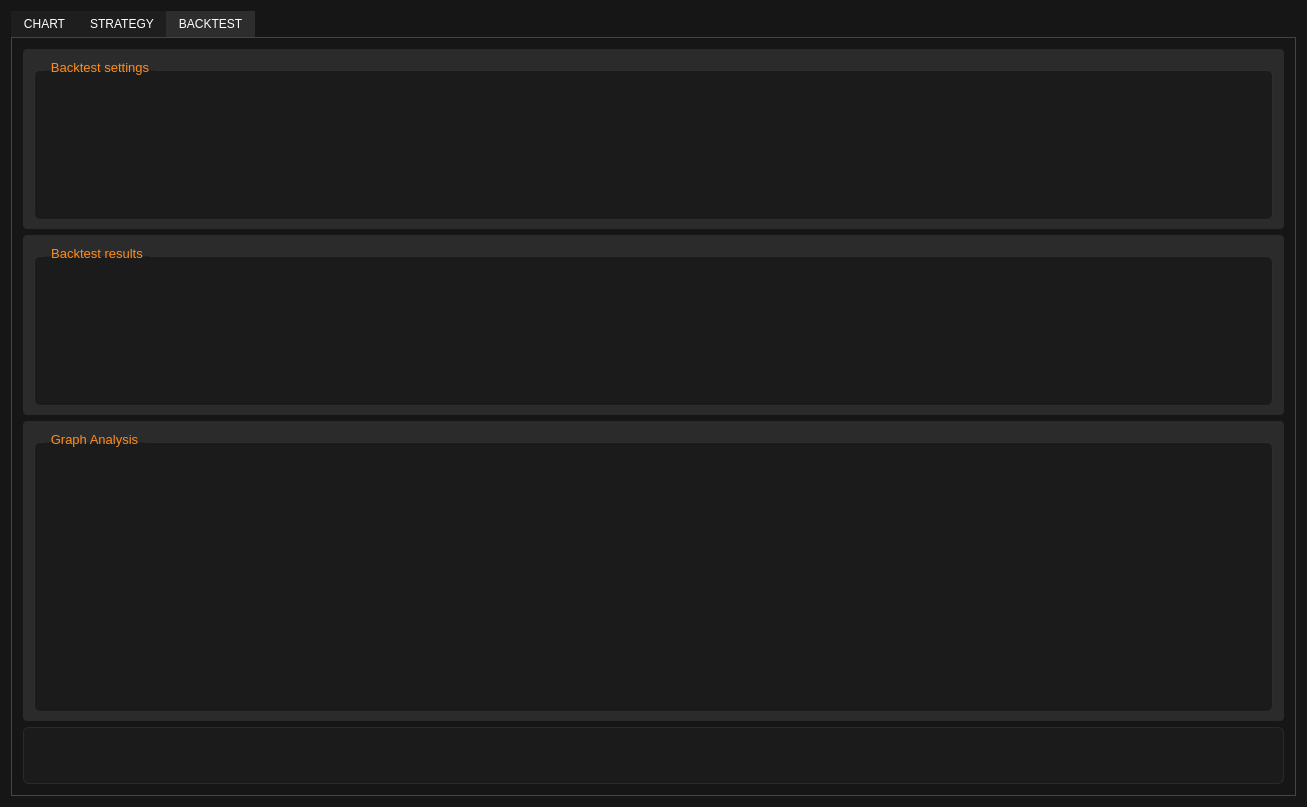
Above: src/ui/mainwindow.ui from BortonGo/TradeSoft before the change. Below: the same form after it.
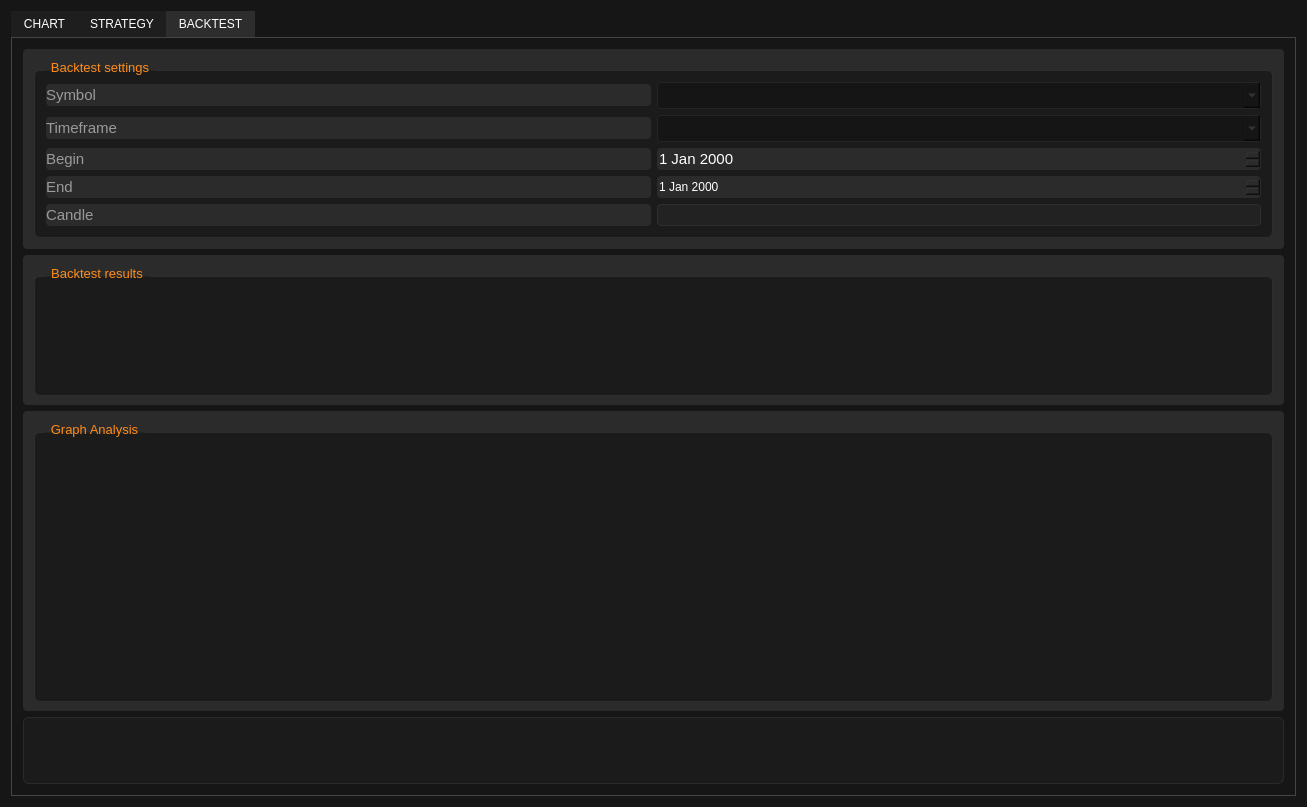
That is the form after the change. Custom widgets are drawn as their Qt base class.

Commit message: Change backtest tab ui

Diff of the .ui file:
```diff
--- a/src/ui/mainwindow.ui
+++ b/src/ui/mainwindow.ui
@@ -1363,7 +1363,7 @@
          <attribute name="title">
           <string>BACKTEST</string>
          </attribute>
-         <layout class="QVBoxLayout" name="verticalLayout_4" stretch="1,1,2,1">
+         <layout class="QVBoxLayout" name="verticalLayout_4" stretch="3,2,4,1">
           <item>
            <widget class="QFrame" name="BtSettingsFrame">
             <property name="sizePolicy">
@@ -1464,7 +1464,214 @@
                <property name="title">
                 <string>Backtest settings</string>
                </property>
-               <layout class="QGridLayout" name="gridLayout_6"/>
+               <layout class="QGridLayout" name="gridLayout_6">
+                <item row="2" column="0">
+                 <widget class="QLabel" name="label_15">
+                  <property name="minimumSize">
+                   <size>
+                    <width>0</width>
+                    <height>22</height>
+                   </size>
+                  </property>
+                  <property name="maximumSize">
+                   <size>
+                    <width>16777215</width>
+                    <height>22</height>
+                   </size>
+                  </property>
+                  <property name="font">
+                   <font>
+                    <pointsize>11</pointsize>
+                   </font>
+                  </property>
+                  <property name="text">
+                   <string>Begin</string>
+                  </property>
+                 </widget>
+                </item>
+                <item row="1" column="0">
+                 <widget class="QLabel" name="label_18">
+                  <property name="minimumSize">
+                   <size>
+                    <width>0</width>
+                    <height>22</height>
+                   </size>
+                  </property>
+                  <property name="maximumSize">
+                   <size>
+                    <width>16777215</width>
+                    <height>22</height>
+                   </size>
+                  </property>
+                  <property name="font">
+                   <font>
+                    <pointsize>11</pointsize>
+                   </font>
+                  </property>
+                  <property name="text">
+                   <string>Timeframe</string>
+                  </property>
+                 </widget>
+                </item>
+                <item row="3" column="0">
+                 <widget class="QLabel" name="label_16">
+                  <property name="minimumSize">
+                   <size>
+                    <width>0</width>
+                    <height>22</height>
+                   </size>
+                  </property>
+                  <property name="maximumSize">
+                   <size>
+                    <width>16777215</width>
+                    <height>22</height>
+                   </size>
+                  </property>
+                  <property name="font">
+                   <font>
+                    <pointsize>11</pointsize>
+                   </font>
+                  </property>
+                  <property name="text">
+                   <string>End</string>
+                  </property>
+                 </widget>
+                </item>
+                <item row="4" column="0">
+                 <widget class="QLabel" name="label_17">
+                  <property name="minimumSize">
+                   <size>
+                    <width>0</width>
+                    <height>22</height>
+                   </size>
+                  </property>
+                  <property name="maximumSize">
+                   <size>
+                    <width>16777215</width>
+                    <height>22</height>
+                   </size>
+                  </property>
+                  <property name="font">
+                   <font>
+                    <pointsize>11</pointsize>
+                   </font>
+                  </property>
+                  <property name="text">
+                   <string>Candle</string>
+                  </property>
+                 </widget>
+                </item>
+                <item row="0" column="0">
+                 <widget class="QLabel" name="label_14">
+                  <property name="sizePolicy">
+                   <sizepolicy hsizetype="Preferred" vsizetype="Preferred">
+                    <horstretch>0</horstretch>
+                    <verstretch>0</verstretch>
+                   </sizepolicy>
+                  </property>
+                  <property name="minimumSize">
+                   <size>
+                    <width>0</width>
+                    <height>22</height>
+                   </size>
+                  </property>
+                  <property name="maximumSize">
+                   <size>
+                    <width>16777215</width>
+                    <height>22</height>
+                   </size>
+                  </property>
+                  <property name="font">
+                   <font>
+                    <pointsize>11</pointsize>
+                   </font>
+                  </property>
+                  <property name="text">
+                   <string>Symbol</string>
+                  </property>
+                 </widget>
+                </item>
+                <item row="0" column="1">
+                 <widget class="QComboBox" name="cbBtSymbol">
+                  <property name="font">
+                   <font>
+                    <pointsize>11</pointsize>
+                   </font>
+                  </property>
+                 </widget>
+                </item>
+                <item row="1" column="1">
+                 <widget class="QComboBox" name="cbBtTimeframe">
+                  <property name="font">
+                   <font>
+                    <pointsize>11</pointsize>
+                   </font>
+                  </property>
+                 </widget>
+                </item>
+                <item row="2" column="1">
+                 <widget class="QDateEdit" name="dateBtBegin">
+                  <property name="minimumSize">
+                   <size>
+                    <width>0</width>
+                    <height>22</height>
+                   </size>
+                  </property>
+                  <property name="maximumSize">
+                   <size>
+                    <width>16777215</width>
+                    <height>22</height>
+                   </size>
+                  </property>
+                  <property name="font">
+                   <font>
+                    <pointsize>11</pointsize>
+                   </font>
+                  </property>
+                 </widget>
+                </item>
+                <item row="3" column="1">
+                 <widget class="QDateEdit" name="dateBtEnd">
+                  <property name="minimumSize">
+                   <size>
+                    <width>0</width>
+                    <height>22</height>
+                   </size>
+                  </property>
+                  <property name="maximumSize">
+                   <size>
+                    <width>16777215</width>
+                    <height>22</height>
+                   </size>
+                  </property>
+                 </widget>
+                </item>
+                <item row="4" column="1">
+                 <widget class="QLineEdit" name="editBtCandles">
+                  <property name="sizePolicy">
+                   <sizepolicy hsizetype="Minimum" vsizetype="Fixed">
+                    <horstretch>0</horstretch>
+                    <verstretch>22</verstretch>
+                   </sizepolicy>
+                  </property>
+                  <property name="minimumSize">
+                   <size>
+                    <width>0</width>
+                    <height>22</height>
+                   </size>
+                  </property>
+                  <property name="maximumSize">
+                   <size>
+                    <width>16777215</width>
+                    <height>22</height>
+                   </size>
+                  </property>
+                  <property name="readOnly">
+                   <bool>true</bool>
+                  </property>
+                 </widget>
+                </item>
+               </layout>
               </widget>
              </item>
             </layout>
@@ -1481,7 +1688,7 @@
             <property name="minimumSize">
              <size>
               <width>0</width>
-              <height>180</height>
+              <height>150</height>
              </size>
             </property>
             <property name="styleSheet">
@@ -1510,7 +1717,7 @@
                <property name="minimumSize">
                 <size>
                  <width>0</width>
-                 <height>160</height>
+                 <height>130</height>
                 </size>
                </property>
                <property name="font">
```
Left out of the diff: 11 changed lines with no effect on the pictures. The commit also changes 2 other files.
